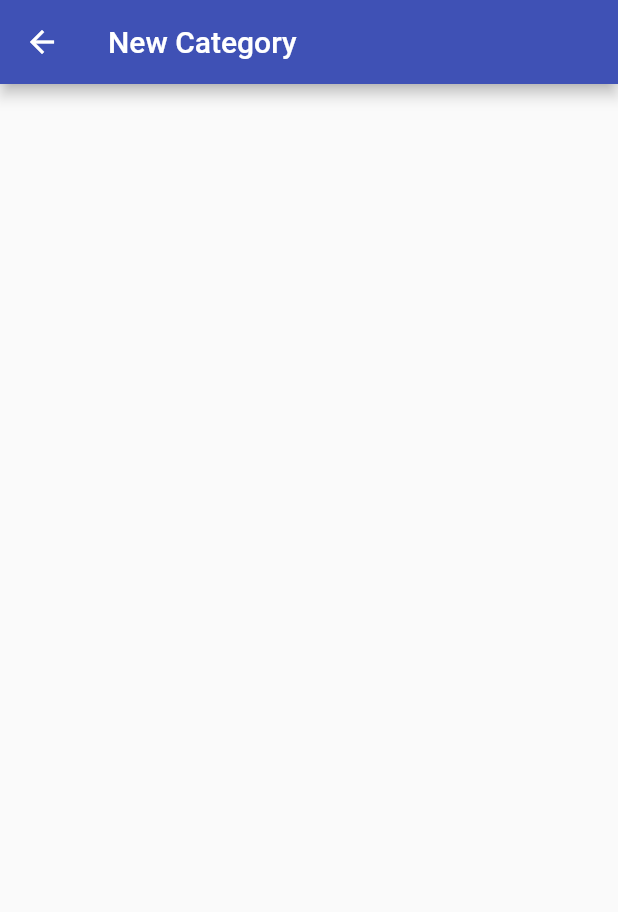
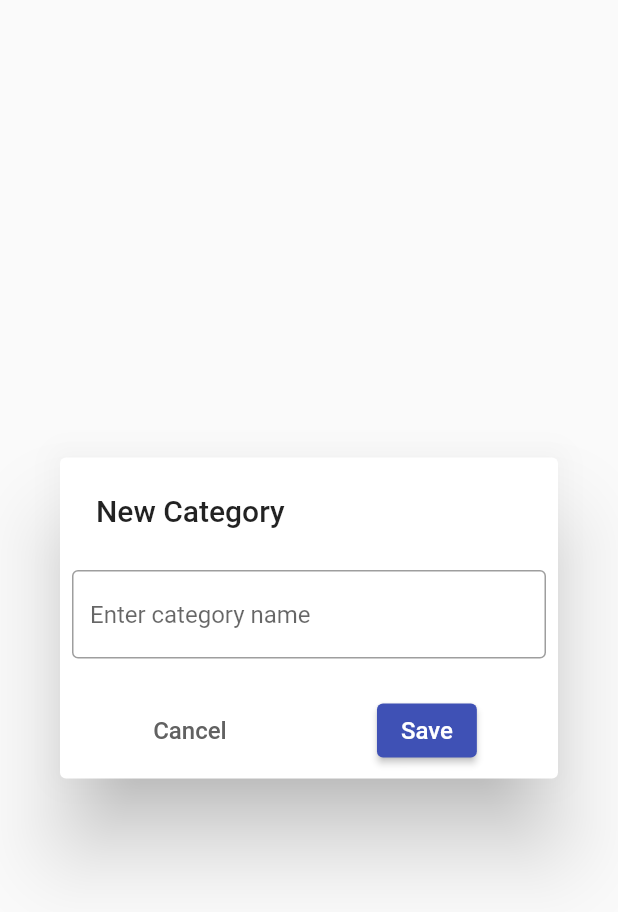
Before and after one commit to MoizesFSantos/Check-it-out, a Flutter app: the NewCategory widget shown alone on an empty page, opened directly, on a phone screen of 412 x 824 dp. Shown: the top 912 px of the screen. Run offline on Flutter 3.47's test engine with Material 2 defaults, Android fonts, the phone set to English and light mode, and no system bars; our stand-ins replace flutter_speed_dial, lottie, objectbox; generated files the repository leaves out were written again.

Commit message:
feat: AlertDianlog Categories

```diff
--- a/lib/models/category.model.dart
+++ b/lib/models/category.model.dart
@@ -6,5 +6,5 @@ class CategoryModel {
 
   String title;
 
-  CategoryModel(this.id, this.title);
+  CategoryModel(this.title);
 }
--- a/lib/repositories/categories_repository.dart
+++ b/lib/repositories/categories_repository.dart
@@ -19,8 +19,8 @@ class CategoryRepository extends ChangeNotifier {
     return store.box<CategoryModel>();
   }
 
-  save(String title, int id) async {
-    final data = CategoryModel(id, title);
+  save(String title) async {
+    final data = CategoryModel(title);
     final box = await getBox();
     box.put(data);
     categories.add(data);
--- a/lib/screens/newCategory.dart
+++ b/lib/screens/newCategory.dart
@@ -1,15 +1,66 @@
+// ignore_for_file: prefer_const_constructors
+
+import 'package:checkitout/repositories/categories_repository.dart';
 import 'package:flutter/material.dart';
+import 'package:provider/provider.dart';
 
-class NewCategory extends StatelessWidget {
+class NewCategory extends StatefulWidget {
   const NewCategory({Key? key}) : super(key: key);
 
   @override
+  State<NewCategory> createState() => _NewCategoryState();
+}
+
+class _NewCategoryState extends State<NewCategory> {
+  final _titulo = TextEditingController();
+
+  salvar() async {
+    context.read<CategoryRepository>().save(_titulo.text);
+    Navigator.of(context).pop();
+  }
+
+  @override
   Widget build(BuildContext context) {
-    return Scaffold(
-      appBar: AppBar(
-        title: Text('New Category'),
-      ),
-      body: Center(),
+    return AlertDialog(
+      title: Text('New Category'),
+      // ignore: prefer_const_literals_to_create_immutables
+      actions: [
+        TextField(
+          controller: _titulo,
+          onChanged: (value) {},
+          decoration: InputDecoration(
+            border: OutlineInputBorder(),
+            hintText: 'Enter category name',
+          ),
+        ),
+        SizedBox(
+          height: 24,
+        ),
+        Row(
+          mainAxisAlignment: MainAxisAlignment.spaceAround,
+          children: [
+            TextButton(
+              style: TextButton.styleFrom(primary: Colors.grey[700]),
+              onPressed: () {
+                Navigator.pop(context);
+              },
+              child: Text(
+                'Cancel',
+                style: TextStyle(fontSize: 16),
+              ),
+            ),
+            ElevatedButton(
+              onPressed: () {
+                salvar();
+              },
+              child: Text(
+                'Save',
+                style: TextStyle(fontSize: 16),
+              ),
+            )
+          ],
+        )
+      ],
     );
   }
 }
```
Also changed, not shown: lib/components/fab_menu_button.dart (+17 -3 lines), lib/screens/newTask.dart (+121 -2 lines).
